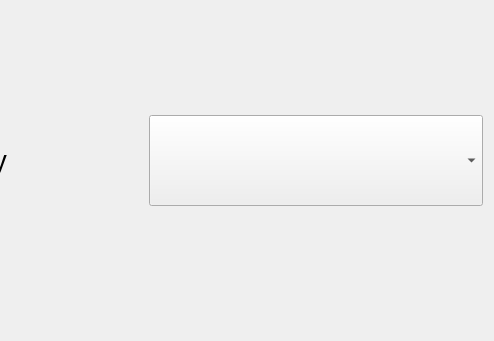
beaesguerra/dressr, file AddClothesConfirmationUi.ui: the form before one commit; both pictures show x 226 to 720 and y 947 to 1288 of the 720 by 1288 pixel window.
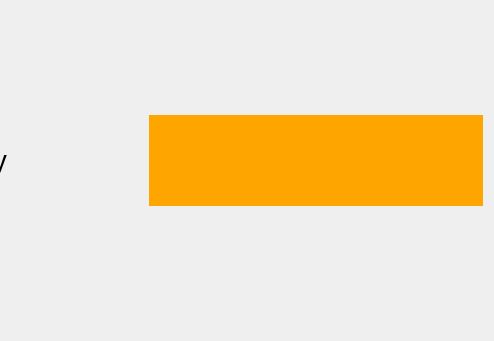
The form after the commit. Icons and pictures are not drawn.

Commit message: prettier combobox

Diff of the .ui file:
```diff
--- a/AddClothesConfirmationUi.ui
+++ b/AddClothesConfirmationUi.ui
@@ -153,7 +153,20 @@
          </font>
         </property>
         <property name="styleSheet">
-         <string notr="true">outline: 0;</string>
+         <string notr="true">* {
+	border-radius:0px; 
+	background-color: orange;	
+	padding: 10px 10px;
+	color: white;
+}
+
+QComboBox::down-arrow{
+	image: none;
+}
+
+QComboBox::drop-down {
+	border: none;
+}</string>
         </property>
        </widget>
       </item>
```
